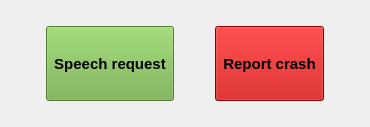
Before: the Qt Designer form OTModules/wLFClient/Widgets/wdgactions.ui in pietr26/OMSI-Tools, drawn with Qt 5.
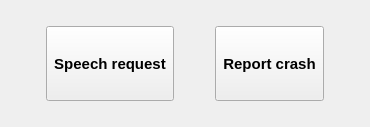
After: the same form once the commit is applied. Icons and pictures are not drawn.

Commit message: Changed button appeareance

```diff
--- a/OTModules/wLFClient/Widgets/wdgactions.ui
+++ b/OTModules/wLFClient/Widgets/wdgactions.ui
@@ -29,8 +29,7 @@
       </font>
      </property>
      <property name="styleSheet">
-      <string notr="true">background-color: #70AD47;
-color: black;</string>
+      <string notr="true"/>
      </property>
      <property name="text">
       <string>Speech request</string>
@@ -68,8 +67,7 @@
       </font>
      </property>
      <property name="styleSheet">
-      <string notr="true">background-color: #C00000 ;
-color: black;</string>
+      <string notr="true"/>
      </property>
      <property name="text">
       <string>Report crash</string>
```
The commit also changes 2 other files.
